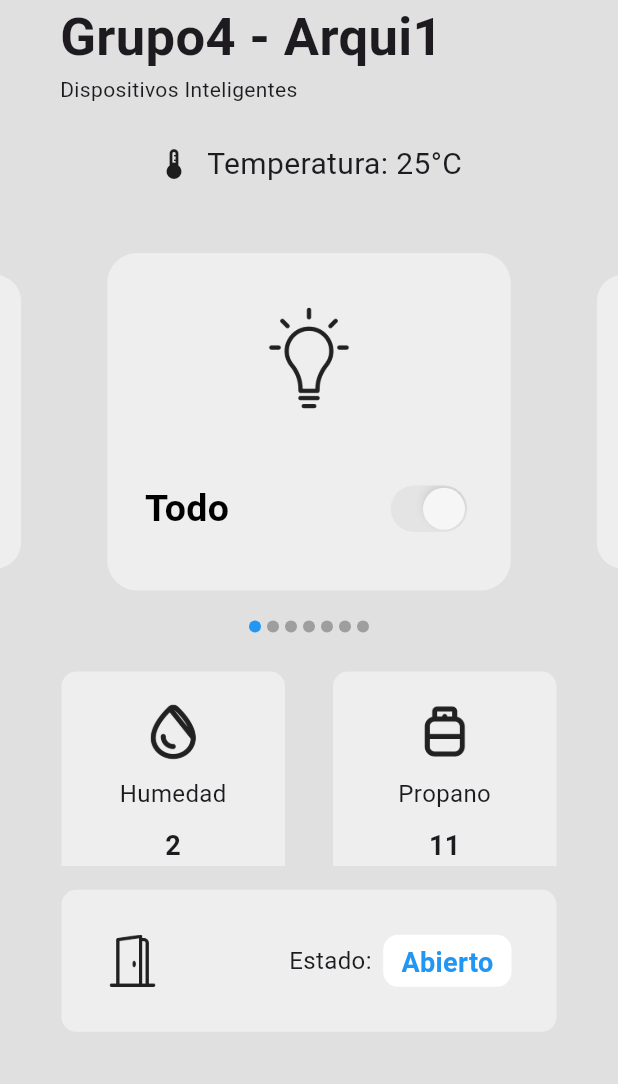
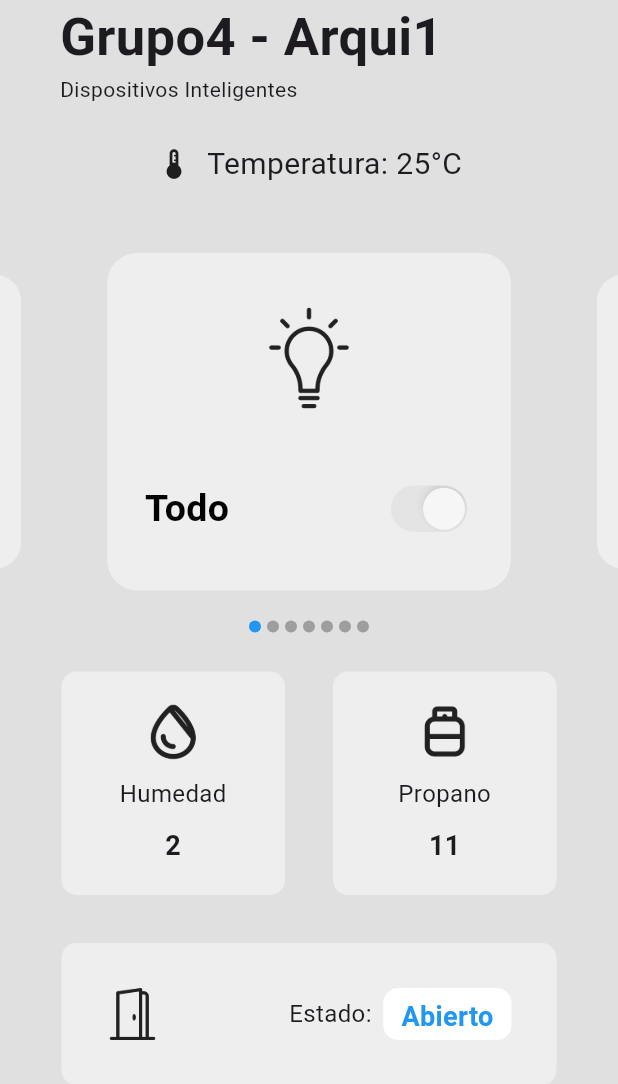
Before and after one commit to brandonT2002/ACYE1_A_1S24_G4, a Flutter app: the screen it shows after launch, on a phone screen of 412 x 824 dp, the part 152-1236 px from its top. Run offline on Flutter 3.47's test engine with Material 3 defaults, Android fonts, the phone set to English and light mode, and no system bars; drawn by our look-alikes of carousel_slider; our stand-ins replace flutter_bluetooth_serial, permission_handler.

Commit message:
changed light mode switching

```diff
--- a/PRACTICA 3/smart_home/lib/pages/home_page.dart
+++ b/PRACTICA 3/smart_home/lib/pages/home_page.dart
@@ -57,7 +57,9 @@ class _HomePageState extends State<HomePage> {
     // Aquí puedes actualizar la UI de acuerdo al estado de selectedWeather
     setState(() {
       int selectedIndex = selectedWeather.value.indexOf(true);
-      weather = selectedIndex == 0 ? 'Auto' : 'Manual';
+      weather = selectedIndex == 0 ? 'S' : 'M';
+     // String valor = selectedIndex == 0 ? 'S' : 'N' ;
+      //_sendData(weather);
     });
   }
   // power button switched
@@ -79,16 +81,35 @@ class _HomePageState extends State<HomePage> {
     });
 
     if (index == 0) {
+      print(mySmartDevices[index][2]);
       for (int i = 1; i < mySmartDevices.length; i++) {
         // Calcular el valor a enviar basado en el índice y el patrón especificado
+        if(!mySmartDevices[index][2]){
+          int valueToSend = i+ 6 ;
+          String dataToSend = valueToSend.toString();
+          _sendData(dataToSend);
+        }else{
           String dataToSend = i.toString();
           _sendData(dataToSend);
         }
+
+      }
     } else {
       // Calcular el valor a enviar basado en el índice y el patrón especificado
+      //print(mySmartDevices[index][2]);
+      //print(index);
+      if(!mySmartDevices[index][2]){
+        int valueToSend = index + 6; // Si el interruptor está activado, se suma 1, de lo contrario se suma 2
+        String dataToSend = valueToSend.toString();
+        print(dataToSend);
+        _sendData(dataToSend);
+      }else{
         int valueToSend = index; // Si el interruptor está activado, se suma 1, de lo contrario se suma 2
         String dataToSend = valueToSend.toString();
+        print(dataToSend);
         _sendData(dataToSend);
+      }
+
     }
 
     // Actualizar el estado del widget
@@ -311,6 +332,7 @@ class _HomePageState extends State<HomePage> {
         ),
       ),
       body: SafeArea(
+        child: SingleChildScrollView(
           child: Column(
             crossAxisAlignment: CrossAxisAlignment.start,
             children: [
@@ -342,8 +364,7 @@ class _HomePageState extends State<HomePage> {
               const SizedBox(height: 30),
 
               // smart devices + carousel
-            Expanded(
-              child: Column(
+              Column(
                 crossAxisAlignment: CrossAxisAlignment.start,
                 children: [
                   Padding(
@@ -376,7 +397,7 @@ class _HomePageState extends State<HomePage> {
                               iconPath: smartDevice[1],
                               powerOn: smartDevice[2],
                               onChanged: (value) => powerSwitchChanged(value, index),
-                              disabled: (index == 0 || index == 4 || index == 5 || index == 6) && weather == "Auto",
+                              disabled: (index == 0 || index == 4 || index == 5 || index == 6) && weather == "S",
                             ),
                           );
                         },
@@ -400,16 +421,15 @@ class _HomePageState extends State<HomePage> {
                     }).toList(),
                   ),
                   const SizedBox(height: 10),
-                  Expanded(
-                    child: GridView.builder(
+                  GridView.builder(
+                    shrinkWrap: true,
+                    physics: NeverScrollableScrollPhysics(),
                     itemCount: 2,
-                      physics: const NeverScrollableScrollPhysics(),
                     padding: const EdgeInsets.symmetric(horizontal: 25),
                     gridDelegate: const SliverGridDelegateWithFixedCrossAxisCount(
                       crossAxisCount: 2,
                       childAspectRatio: 1 / 1,
                     ),
-
                     itemBuilder: (context, index) {
                       return CardExample(
                         titleCard: extras[index][0],
@@ -418,18 +438,16 @@ class _HomePageState extends State<HomePage> {
                       );
                     },
                   ),
-                  ),
 
-                  Expanded(
-                    child: GridView.builder(
+                  GridView.builder(
+                    shrinkWrap: true,
+                    physics: NeverScrollableScrollPhysics(),
                     itemCount: 1,
-                      physics: const NeverScrollableScrollPhysics(),
                     padding: const EdgeInsets.symmetric(horizontal: 25),
                     gridDelegate: const SliverGridDelegateWithFixedCrossAxisCount(
                       crossAxisCount: 1,
                       childAspectRatio: 1 / 0.35,
                     ),
-
                     itemBuilder: (context, index) {
                       return CardHorizontal(
                         titleCard: "ttest",
@@ -438,13 +456,13 @@ class _HomePageState extends State<HomePage> {
                       );
                     },
                   ),
+                ],
               ),
             ],
           ),
         ),
-          ],
       ),
-      ),
+
     );
   }
 }
```
Lines whose indentation alone changed are shown as unchanged.
